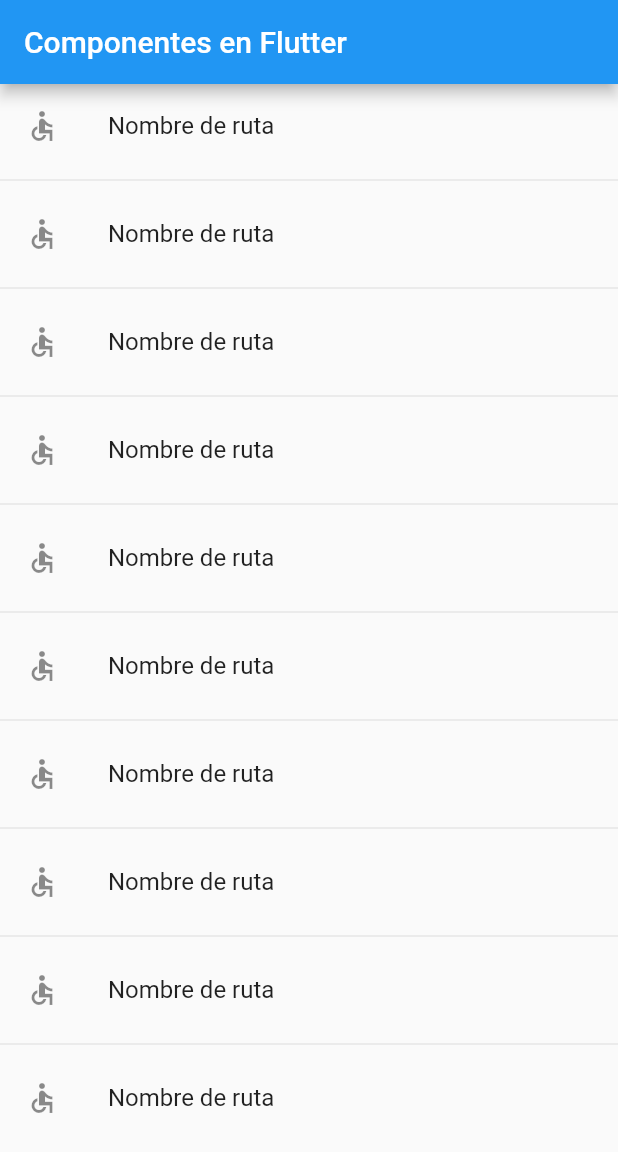
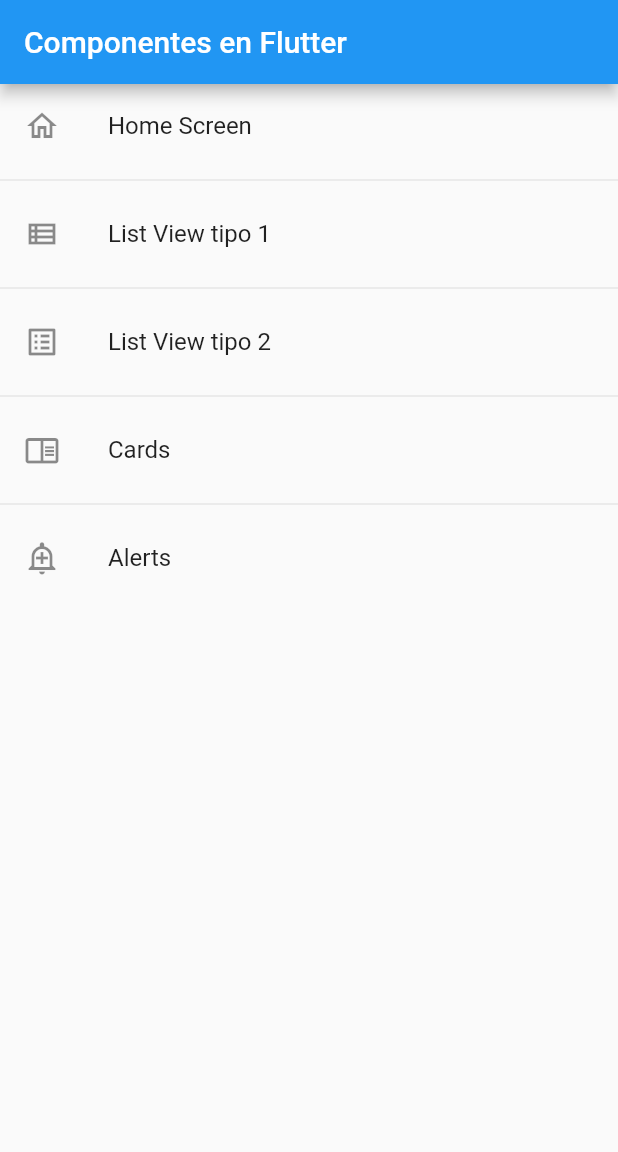
Before and after one commit to Marc-PS/fl_components, a Flutter app: the screen it shows after launch, on a phone screen of 412 x 824 dp. Shown: the top 1152 px of the screen. Run offline on Flutter 3.47's test engine with Material 2 defaults, Android fonts, the phone set to English and light mode, and no system bars.

Commit message:
Route navigation

```diff
--- a/lib/main.dart
+++ b/lib/main.dart
@@ -1,6 +1,7 @@
+import 'package:fl_components/router/app_routes.dart';
 import 'package:flutter/material.dart';
 
-import 'package:fl_components/screens/screens.dart';
+import 'package:fl_components/router/app_routes.dart';
 
 void main() => runApp(const MyApp());
 
@@ -14,14 +15,9 @@ class MyApp extends StatelessWidget {
     return MaterialApp(
       debugShowCheckedModeBanner: false,
       title: 'Material App',
-      initialRoute: 'home',
-      routes: {
-        'home'      :(context) => const HomeScreen(),
-        'listView1' :(context) => const ListView1Screen(),
-        'listView2' :(context) => const ListView2Screen(),
-        'card'      :(context) => const CardScreen(),
-        'alert'     :(context) => const AlertScreen()
-      },
+      initialRoute: AppRoutes.initialRoute,
+      routes: AppRoutes.getAppRoutes(),
+      onGenerateRoute:AppRoutes.onGeneratedRoute
     );
   }
 }
--- /dev/null
+++ b/lib/models/menu_options.dart
@@ -0,0 +1,18 @@
+import 'package:flutter/material.dart';
+
+class MenuOption{
+
+  final String route;
+  final IconData icon;
+  final String name;
+  final Widget screen;
+
+  MenuOption({
+    required this.route,
+    required this.icon,
+    required this.name,
+    required this.screen
+    });
+
+
+}
--- /dev/null
+++ b/lib/models/models.dart
@@ -0,0 +1 @@
+export 'package:fl_components/models/menu_options.dart';
--- /dev/null
+++ b/lib/router/app_routes.dart
@@ -0,0 +1,40 @@
+import 'package:fl_components/models/models.dart';
+import 'package:flutter/material.dart';
+import 'package:fl_components/screens/screens.dart';
+
+class AppRoutes {
+   static const initialRoute = 'home';
+
+   static final menuOptions = <MenuOption>[
+     //TODO
+     MenuOption(route: 'home', name: 'Home Screen', screen: HomeScreen(), icon: Icons.home_outlined),
+     MenuOption(route: 'listView1', name: 'List View tipo 1', screen: ListView1Screen(), icon: Icons.view_list_outlined),
+     MenuOption(route: 'listView2', name: 'List View tipo 2', screen: ListView2Screen(), icon: Icons.list_alt_outlined),
+     MenuOption(route: 'card', name: 'Cards', screen: CardScreen(), icon: Icons.chrome_reader_mode_outlined),
+     MenuOption(route: 'alert', name: 'Alerts', screen: AlertScreen(), icon: Icons.add_alert_outlined)
+   ];
+
+  static Map<String, Widget Function(BuildContext)> getAppRoutes() {
+
+    Map<String, Widget Function(BuildContext)> appRoutes = {};
+
+    for (final option in menuOptions) {
+      appRoutes.addAll({option.route : (BuildContext context) => option.screen});
+    }
+
+    return appRoutes;
+  }
+  //  static Map<String, Widget Function(BuildContext)> routes = {
+  //       'home'      :(context) => const HomeScreen(),
+  //       'listView1' :(context) => const ListView1Screen(),
+  //       'listView2' :(context) => const ListView2Screen(),
+  //       'card'      :(context) => const CardScreen(),
+  //       'alert'     :(context) => const AlertScreen()
+  //     };
+
+    static Route<dynamic> onGeneratedRoute(RouteSettings settings) {
+        return MaterialPageRoute(builder: (context) => AlertScreen());
+      }
+
+
+}
--- a/lib/screens/card_screen.dart
+++ b/lib/screens/card_screen.dart
@@ -8,7 +8,7 @@ class CardScreen extends StatelessWidget {
   Widget build(BuildContext context) {
     return const Scaffold(
       body: Center(
-         child: Text('HomeScreen'),
+         child: Text('CardScreen'),
       ),
     );
   }
--- a/lib/screens/home_screen.dart
+++ b/lib/screens/home_screen.dart
@@ -1,3 +1,5 @@
+import 'package:fl_components/router/app_routes.dart';
+import 'package:fl_components/screens/screens.dart';
 import 'package:flutter/material.dart';
 
 class HomeScreen extends StatelessWidget {
@@ -6,20 +8,25 @@ class HomeScreen extends StatelessWidget {
 
   @override
   Widget build(BuildContext context) {
+
+    final menuOptions = AppRoutes.menuOptions;
+
     return Scaffold(
       appBar: AppBar(
         title: const Text('Componentes en Flutter')
       ),
       body: ListView.separated(
         itemBuilder: (context, i) => ListTile(
-          leading: Icon(Icons.accessible_sharp),
-          title: Text('Nombre de ruta'),
+          leading: Icon(menuOptions[i].icon),
+          title: Text(menuOptions[i].name),
           onTap: () {
-
+            //final route = MaterialPageRoute(builder: (context) => ListView1Screen());
+            //Navigator.push(context, route);
+            Navigator.pushNamed(context, menuOptions[i].route);
           },
         ),
-        separatorBuilder: (_, __) => Divider(),
-        itemCount: 10)
+        separatorBuilder: (_, __) => const Divider(),
+        itemCount: menuOptions.length)
     );
   }
 }
```
